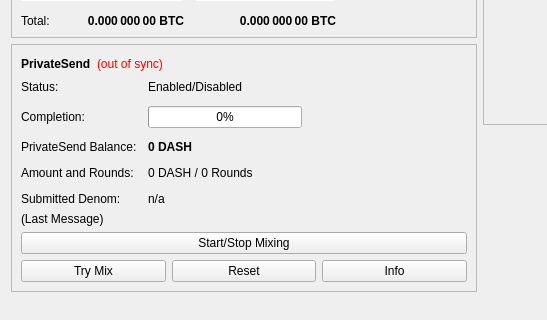
Before: the Qt Designer form src/qt/forms/overviewpage.ui in BCashTeam/bcashtestnet, drawn with Qt 5; both pictures show x 0 to 547 and y 178 to 498 of the 960 by 585 pixel window.
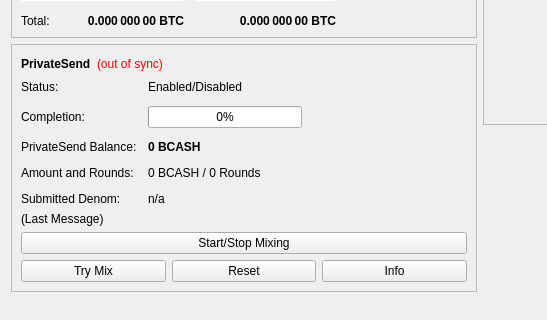
After: the same form once the commit is applied.

What changed in the file:
```diff
--- a/src/qt/forms/overviewpage.ui
+++ b/src/qt/forms/overviewpage.ui
@@ -514,7 +514,7 @@
                </font>
               </property>
               <property name="text">
-               <string notr="true">0 DASH</string>
+               <string notr="true">0 BCASH</string>
               </property>
              </widget>
             </item>
@@ -528,7 +528,7 @@
             <item row="3" column="1">
              <widget class="QLabel" name="labelAmountRounds">
               <property name="text">
-               <string>0 DASH / 0 Rounds</string>
+               <string>0 BCASH / 0 Rounds</string>
               </property>
              </widget>
             </item>
```
